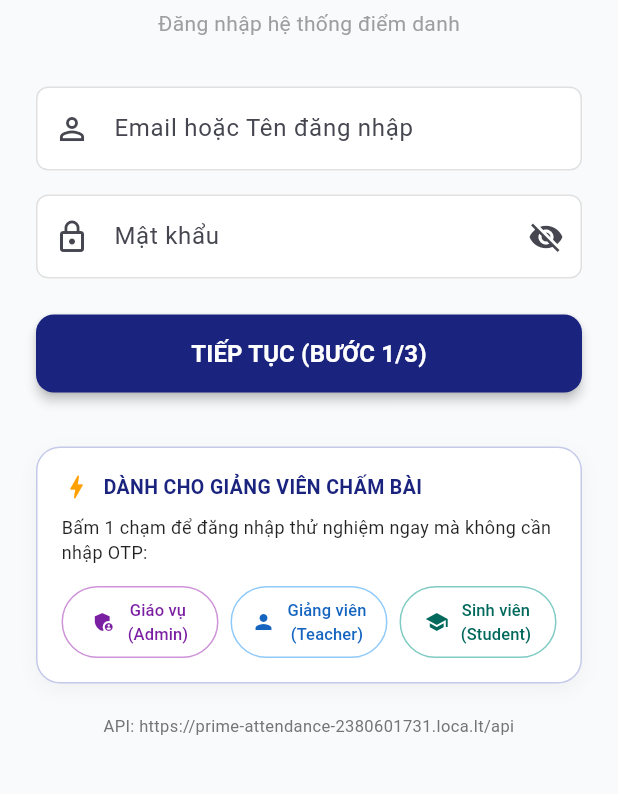
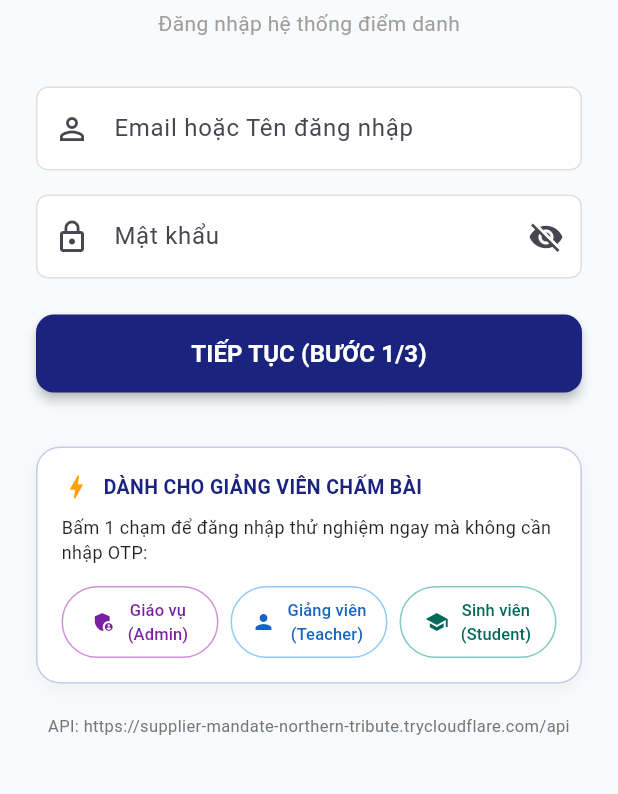
Before and after one commit to phucngo1707/ngonguyenthanhphuc_2380601731_diemdanh, a Flutter app: the screen it shows after launch, on a phone screen of 412 x 824 dp, the part 293-1087 px from its top. Run offline on Flutter 3.47's test engine with Material 3 defaults, Android fonts, the light colour scheme and no system bars; our stand-ins replace image_picker, local_auth, qr_flutter, sensors_plus, shared_preferences; missing offline and left inert: google_mlkit_text_recognition, mobile_scanner; accounts and stored records are empty.

Commit message:
feat: Tich hop Cloudflare Tunnel HTTPS on dinh khong canh bao cho Backend API

```diff
--- a/api/package.json
+++ b/api/package.json
@@ -45,6 +45,7 @@
     "@types/supertest": "^6.0.2",
     "@types/swagger-ui-express": "^4.1.6",
     "jest": "^29.7.0",
+    "localtunnel": "^2.0.2",
     "prisma": "^5.19.1",
     "supertest": "^7.0.0",
     "ts-jest": "^29.2.5",
--- a/lib/config/api_config.dart
+++ b/lib/config/api_config.dart
@@ -4,7 +4,7 @@ class ApiConfig {
   // Default to localhost, with option to switch to public URL or custom IP in Settings
   static const String defaultLocalUrl = 'http://10.0.2.2:5000/api'; // Android emulator localhost alias
   static const String defaultWebUrl = 'http://localhost:5000/api';
-  static const String defaultPublicUrl = 'https://prime-attendance-2380601731.loca.lt/api';
+  static const String defaultPublicUrl = 'https://supplier-mandate-northern-tribute.trycloudflare.com/api';
 
   static String baseUrl = defaultPublicUrl;
 
```
Also changed, not shown: api/package-lock.json, 2 other files.
